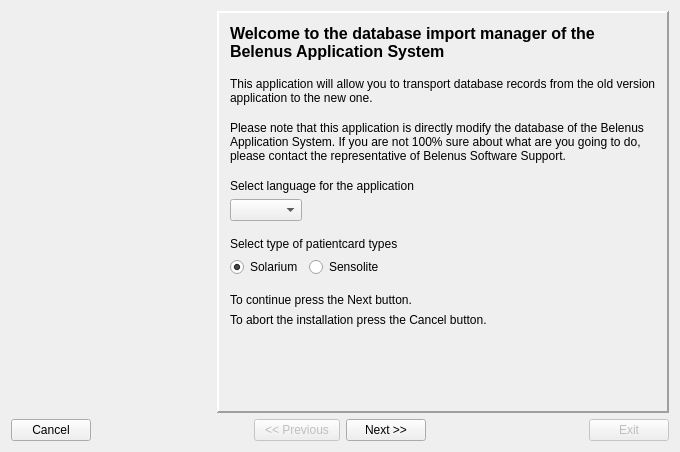
First picture: the form in dbtool/mainwindow.ui, repository tbikfalvi/Belenus, before the edit.
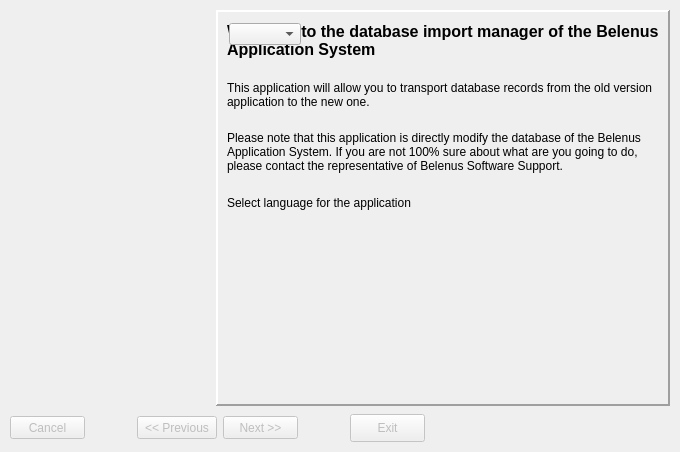
Second picture: the form after the edit. The open tabs and pages were chosen to show the change. Icons and pictures are not drawn.

```diff
--- a/dbtool/mainwindow.ui
+++ b/dbtool/mainwindow.ui
@@ -30,36 +30,119 @@
     <normaloff>:/icons/DBTool.ico</normaloff>:/icons/DBTool.ico</iconset>
   </property>
   <widget class="QWidget" name="centralWidget">
-   <layout class="QVBoxLayout" name="verticalLayout_7">
-    <item>
-     <layout class="QHBoxLayout" name="horizontalLayout_12">
-      <item>
-       <widget class="QLabel" name="imgLogo">
-        <property name="minimumSize">
+   <widget class="QPushButton" name="pbNext">
+    <property name="enabled">
+     <bool>false</bool>
+    </property>
+    <property name="geometry">
+     <rect>
+      <x>223</x>
+      <y>416</y>
+      <width>75</width>
+      <height>23</height>
+     </rect>
+    </property>
+    <property name="text">
+     <string>  Next &gt;&gt;  </string>
+    </property>
+    <property name="iconSize">
          <size>
-          <width>200</width>
-          <height>0</height>
-         </size>
-        </property>
-        <property name="maximumSize">
+      <width>20</width>
+      <height>20</height>
+     </size>
+    </property>
+    <property name="autoDefault">
+     <bool>false</bool>
+    </property>
+   </widget>
+   <widget class="QPushButton" name="pbStartExit">
+    <property name="enabled">
+     <bool>false</bool>
+    </property>
+    <property name="geometry">
+     <rect>
+      <x>350</x>
+      <y>414</y>
+      <width>75</width>
+      <height>28</height>
+     </rect>
+    </property>
+    <property name="text">
+     <string>Exit</string>
+    </property>
+    <property name="icon">
+     <iconset resource="DBTool.qrc">
+      <normaloff>:/imgButton/exit.png</normaloff>:/imgButton/exit.png</iconset>
+    </property>
+    <property name="iconSize">
          <size>
-          <width>200</width>
-          <height>16777215</height>
-         </size>
-        </property>
+      <width>20</width>
+      <height>20</height>
+     </size>
+    </property>
+    <property name="autoDefault">
+     <bool>false</bool>
+    </property>
+   </widget>
+   <widget class="QPushButton" name="pbCancel">
+    <property name="enabled">
+     <bool>false</bool>
+    </property>
+    <property name="geometry">
+     <rect>
+      <x>10</x>
+      <y>416</y>
+      <width>75</width>
+      <height>23</height>
+     </rect>
+    </property>
         <property name="text">
-         <string/>
-        </property>
-        <property name="pixmap">
-         <pixmap resource="DBTool.qrc">:/imgLogo/KiwiSun.png</pixmap>
-        </property>
-        <property name="alignment">
-         <set>Qt::AlignLeading|Qt::AlignLeft|Qt::AlignTop</set>
-        </property>
-       </widget>
-      </item>
-      <item>
+     <string>Cancel</string>
+    </property>
+    <property name="iconSize">
+     <size>
+      <width>20</width>
+      <height>20</height>
+     </size>
+    </property>
+    <property name="autoDefault">
+     <bool>false</bool>
+    </property>
+   </widget>
+   <widget class="QPushButton" name="pbPrev">
+    <property name="enabled">
+     <bool>false</bool>
+    </property>
+    <property name="geometry">
+     <rect>
+      <x>137</x>
+      <y>416</y>
+      <width>80</width>
+      <height>23</height>
+     </rect>
+    </property>
+    <property name="text">
+     <string>  &lt;&lt; Previous  </string>
+    </property>
+    <property name="iconSize">
+     <size>
+      <width>20</width>
+      <height>20</height>
+     </size>
+    </property>
+    <property name="autoDefault">
+     <bool>false</bool>
+    </property>
+   </widget>
        <widget class="QStackedWidget" name="pageController">
+    <property name="geometry">
+     <rect>
+      <x>216</x>
+      <y>10</y>
+      <width>454</width>
+      <height>396</height>
+     </rect>
+    </property>
         <property name="frameShape">
          <enum>QFrame::Panel</enum>
         </property>
@@ -73,9 +156,15 @@
          <number>0</number>
         </property>
         <widget class="QWidget" name="page">
-         <layout class="QVBoxLayout" name="verticalLayout">
-          <item>
            <widget class="QLabel" name="lblTitle1">
+      <property name="geometry">
+       <rect>
+        <x>9</x>
+        <y>9</y>
+        <width>432</width>
+        <height>38</height>
+       </rect>
+      </property>
             <property name="font">
              <font>
               <pointsize>12</pointsize>
@@ -90,25 +179,15 @@
              <bool>true</bool>
             </property>
            </widget>
-          </item>
-          <item>
-           <spacer name="verticalSpacer1">
-            <property name="orientation">
-             <enum>Qt::Vertical</enum>
-            </property>
-            <property name="sizeType">
-             <enum>QSizePolicy::Fixed</enum>
-            </property>
-            <property name="sizeHint" stdset="0">
-             <size>
-              <width>20</width>
-              <height>10</height>
-             </size>
-            </property>
-           </spacer>
-          </item>
-          <item>
            <widget class="QLabel" name="lblT_1_1">
+      <property name="geometry">
+       <rect>
+        <x>9</x>
+        <y>69</y>
+        <width>432</width>
+        <height>28</height>
+       </rect>
+      </property>
             <property name="font">
              <font>
               <pointsize>9</pointsize>
@@ -121,25 +200,15 @@
              <bool>true</bool>
             </property>
            </widget>
-          </item>
-          <item>
-           <spacer name="verticalSpacer2">
-            <property name="orientation">
-             <enum>Qt::Vertical</enum>
-            </property>
-            <property name="sizeType">
-             <enum>QSizePolicy::Fixed</enum>
-            </property>
-            <property name="sizeHint" stdset="0">
-             <size>
-              <width>20</width>
-              <height>10</height>
-             </size>
-            </property>
-           </spacer>
-          </item>
-          <item>
            <widget class="QLabel" name="lblT_1_2">
+      <property name="geometry">
+       <rect>
+        <x>9</x>
+        <y>119</y>
+        <width>432</width>
+        <height>42</height>
+       </rect>
+      </property>
             <property name="font">
              <font>
               <pointsize>9</pointsize>
@@ -152,25 +221,15 @@
              <bool>true</bool>
             </property>
            </widget>
-          </item>
-          <item>
-           <spacer name="verticalSpacer3">
-            <property name="orientation">
-             <enum>Qt::Vertical</enum>
-            </property>
-            <property name="sizeType">
-             <enum>QSizePolicy::Fixed</enum>
-            </property>
-            <property name="sizeHint" stdset="0">
-             <size>
-              <width>20</width>
-              <height>10</height>
-             </size>
-            </property>
-           </spacer>
-          </item>
-          <item>
            <widget class="QLabel" name="lblT_1_3">
+      <property name="geometry">
+       <rect>
+        <x>9</x>
+        <y>183</y>
+        <width>190</width>
+        <height>16</height>
+       </rect>
+      </property>
             <property name="font">
              <font>
               <pointsize>9</pointsize>
@@ -180,8 +239,7 @@
              <string>Select language for the application</string>
             </property>
            </widget>
-          </item>
-          <item>
+     <widget class="QWidget" name="">
            <layout class="QHBoxLayout" name="horizontalLayout1">
             <property name="bottomMargin">
              <number>0</number>
@@ -203,121 +261,7 @@
              </spacer>
             </item>
            </layout>
-          </item>
-          <item>
-           <spacer name="verticalSpacer_4">
-            <property name="orientation">
-             <enum>Qt::Vertical</enum>
-            </property>
-            <property name="sizeType">
-             <enum>QSizePolicy::Fixed</enum>
-            </property>
-            <property name="sizeHint" stdset="0">
-             <size>
-              <width>20</width>
-              <height>10</height>
-             </size>
-            </property>
-           </spacer>
-          </item>
-          <item>
-           <widget class="QLabel" name="lblT_1_4">
-            <property name="text">
-             <string>Select type of patientcard types</string>
-            </property>
-           </widget>
-          </item>
-          <item>
-           <layout class="QHBoxLayout" name="horizontalLayout_16">
-            <item>
-             <widget class="QRadioButton" name="rbTypeSolarium">
-              <property name="text">
-               <string>Solarium</string>
-              </property>
-              <property name="checked">
-               <bool>true</bool>
-              </property>
-             </widget>
-            </item>
-            <item>
-             <widget class="QRadioButton" name="rbTypeSensolite">
-              <property name="text">
-               <string>Sensolite</string>
-              </property>
-             </widget>
-            </item>
-            <item>
-             <spacer name="horizontalSpacer_13">
-              <property name="orientation">
-               <enum>Qt::Horizontal</enum>
-              </property>
-              <property name="sizeHint" stdset="0">
-               <size>
-                <width>40</width>
-                <height>20</height>
-               </size>
-              </property>
-             </spacer>
-            </item>
-           </layout>
-          </item>
-          <item>
-           <spacer name="verticalSpacer_5">
-            <property name="orientation">
-             <enum>Qt::Vertical</enum>
-            </property>
-            <property name="sizeType">
-             <enum>QSizePolicy::Fixed</enum>
-            </property>
-            <property name="sizeHint" stdset="0">
-             <size>
-              <width>20</width>
-              <height>10</height>
-             </size>
-            </property>
-           </spacer>
-          </item>
-          <item>
-           <widget class="QLabel" name="lblText1_2">
-            <property name="font">
-             <font>
-              <pointsize>9</pointsize>
-             </font>
-            </property>
-            <property name="text">
-             <string>To continue press the Next button.</string>
-            </property>
-            <property name="wordWrap">
-             <bool>false</bool>
-            </property>
-           </widget>
-          </item>
-          <item>
-           <widget class="QLabel" name="lblText1_3">
-            <property name="font">
-             <font>
-              <pointsize>9</pointsize>
-             </font>
-            </property>
-            <property name="text">
-             <string>To abort the installation press the Cancel button.</string>
-            </property>
-           </widget>
-          </item>
-          <item>
-           <spacer name="verticalSpacer">
-            <property name="orientation">
-             <enum>Qt::Vertical</enum>
-            </property>
-            <property name="sizeHint" stdset="0">
-             <size>
-              <width>20</width>
-              <height>20</height>
-             </size>
-            </property>
-           </spacer>
-          </item>
-         </layout>
+     </widget>
         </widget>
         <widget class="QWidget" name="page_2">
          <layout class="QVBoxLayout" name="verticalLayout_2">
@@ -1321,114 +1265,37 @@
          </layout>
         </widget>
        </widget>
-      </item>
-     </layout>
-    </item>
-    <item>
-     <layout class="QHBoxLayout" name="horizontalLayout_11">
-      <item>
-       <widget class="QPushButton" name="pbCancel">
-        <property name="text">
-         <string>Cancel</string>
-        </property>
-        <property name="iconSize">
+   <widget class="QLabel" name="imgLogo">
+    <property name="geometry">
+     <rect>
+      <x>10</x>
+      <y>10</y>
+      <width>200</width>
+      <height>396</height>
+     </rect>
+    </property>
+    <property name="minimumSize">
          <size>
-          <width>20</width>
-          <height>20</height>
-         </size>
-        </property>
-        <property name="autoDefault">
-         <bool>false</bool>
-        </property>
-       </widget>
-      </item>
-      <item>
-       <spacer name="horizontalSpacer_8">
-        <property name="orientation">
-         <enum>Qt::Horizontal</enum>
-        </property>
-        <property name="sizeHint" stdset="0">
+      <width>200</width>
+      <height>0</height>
+     </size>
+    </property>
+    <property name="maximumSize">
          <size>
-          <width>40</width>
-          <height>20</height>
-         </size>
-        </property>
-       </spacer>
-      </item>
-      <item>
-       <widget class="QPushButton" name="pbPrev">
-        <property name="enabled">
-         <bool>false</bool>
-        </property>
+      <width>200</width>
+      <height>16777215</height>
+     </size>
+    </property>
         <property name="text">
-         <string>  &lt;&lt; Previous  </string>
-        </property>
-        <property name="iconSize">
-         <size>
-          <width>20</width>
-          <height>20</height>
-         </size>
-        </property>
-        <property name="autoDefault">
-         <bool>false</bool>
-        </property>
-       </widget>
-      </item>
-      <item>
-       <widget class="QPushButton" name="pbNext">
-        <property name="text">
-         <string>  Next &gt;&gt;  </string>
-        </property>
-        <property name="iconSize">
-         <size>
-          <width>20</width>
-          <height>20</height>
-         </size>
-        </property>
-        <property name="autoDefault">
-         <bool>false</bool>
-        </property>
-       </widget>
-      </item>
-      <item>
-       <spacer name="horizontalSpacer_9">
-        <property name="orientation">
-         <enum>Qt::Horizontal</enum>
-        </property>
-        <property name="sizeHint" stdset="0">
-         <size>
-          <width>40</width>
-          <height>20</height>
-         </size>
-        </property>
-       </spacer>
-      </item>
-      <item>
-       <widget class="QPushButton" name="pbStartExit">
-        <property name="enabled">
-         <bool>false</bool>
-        </property>
-        <property name="text">
-         <string>Exit</string>
-        </property>
-        <property name="icon">
-         <iconset resource="DBTool.qrc">
-          <normaloff>:/imgButton/exit.png</normaloff>:/imgButton/exit.png</iconset>
-        </property>
-        <property name="iconSize">
-         <size>
-          <width>20</width>
-          <height>20</height>
-         </size>
-        </property>
-        <property name="autoDefault">
-         <bool>false</bool>
-        </property>
-       </widget>
-      </item>
-     </layout>
-    </item>
-   </layout>
+     <string/>
+    </property>
+    <property name="pixmap">
+     <pixmap resource="DBTool.qrc">:/imgLogo/KiwiSun.png</pixmap>
+    </property>
+    <property name="alignment">
+     <set>Qt::AlignLeading|Qt::AlignLeft|Qt::AlignTop</set>
+    </property>
+   </widget>
   </widget>
  </widget>
  <layoutdefault spacing="6" margin="11"/>
```
Left out of the diff: 4 changed lines with no effect on the pictures. Lines whose indentation alone changed are shown as unchanged.
